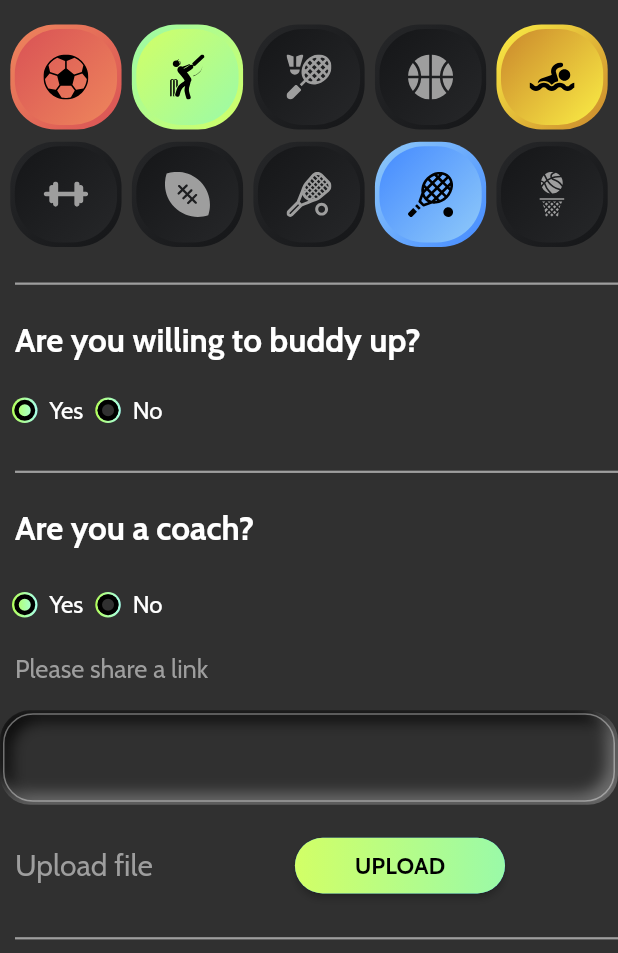
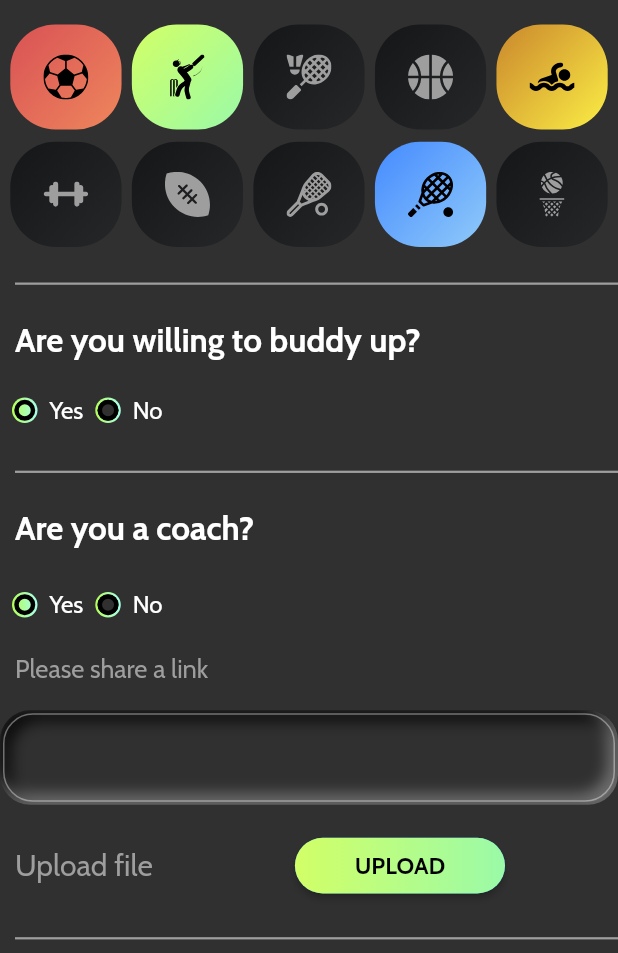
Before and after one commit to Taber1/SportsAppUIKIT, a Flutter app: the ProfileScreen screen opened directly, scrolled down 576 dp, on a phone screen of 412 x 824 dp, the part 283-1236 px from its top. Run offline on Flutter 3.47's test engine with Material 2 defaults, Android fonts, the phone set to English and light mode, and no system bars; drawn by our look-alikes of flutter_neumorphic; our stand-ins replace flutter_svg, font_awesome_flutter; network calls fail; statements that could not run were skipped.

Commit message:
removing borders

```diff
--- a/lib/player_profile.dart
+++ b/lib/player_profile.dart
@@ -2,9 +2,11 @@ import 'package:flutter/material.dart';
 import 'package:flutter_neumorphic/flutter_neumorphic.dart';
 import 'package:flutter_svg/svg.dart';
 import 'package:font_awesome_flutter/font_awesome_flutter.dart';
+import 'package:collection/collection.dart';
 
 enum q1Ans { Yes, No }
 enum q2Ans { Yes, No }
+Function eq = const ListEquality().equals;
 
 class ProfileScreen extends StatefulWidget {
   @override
@@ -623,17 +625,6 @@ class _EachSportState extends State<EachSport> {
   @override
   Widget build(BuildContext context) {
     return Container(
-      height: MediaQuery.of(context).size.height * 0.085,
-      width: MediaQuery.of(context).size.width * 0.18,
-      decoration: BoxDecoration(
-          gradient: LinearGradient(
-              begin: Alignment(1, 1),
-              end: Alignment(-1, -1),
-              colors: widget.color),
-          borderRadius: BorderRadius.circular(30)),
-      child: Padding(
-        padding: const EdgeInsets.all(3.0),
-        child: Container(
       decoration: BoxDecoration(
           gradient: LinearGradient(
               begin: Alignment(-1, -1),
@@ -647,8 +638,6 @@ class _EachSportState extends State<EachSport> {
               height: 30,
               width: 30,
               child: SvgPicture.asset(widget.icon, color: widget.icolor))),
-        ),
-      ),
     );
   }
 }
```
Lines whose indentation alone changed are shown as unchanged.
